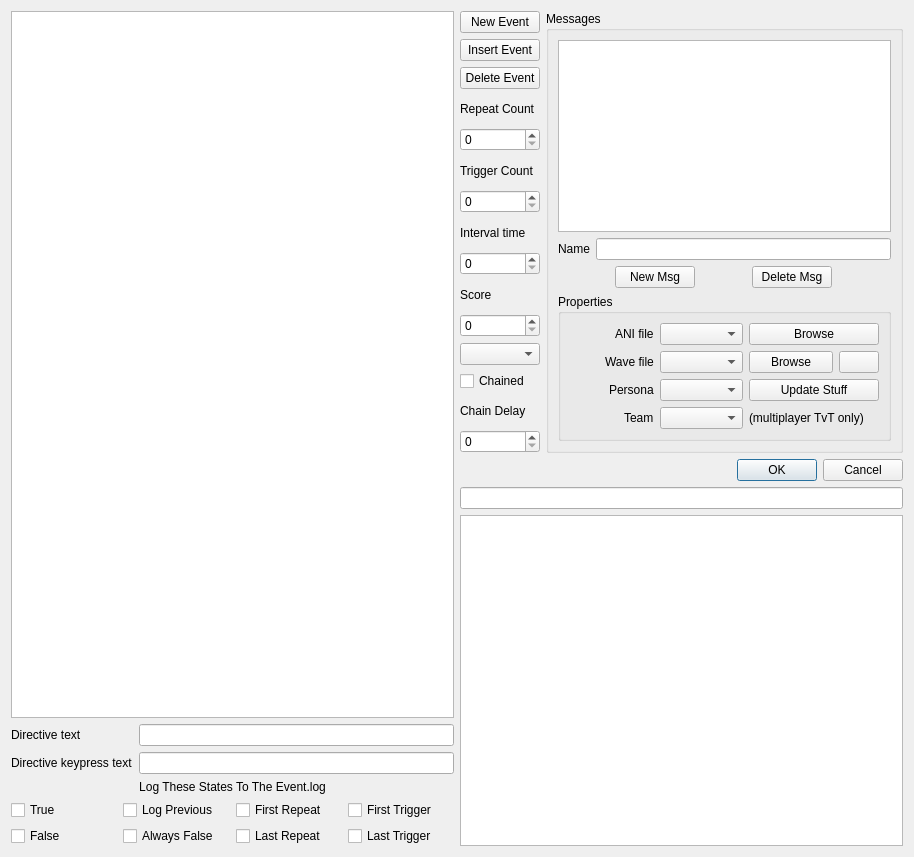
Old version of the form qtfred/ui/EventDialog.ui in the repository scp-fs2open/fs2open.github.com.
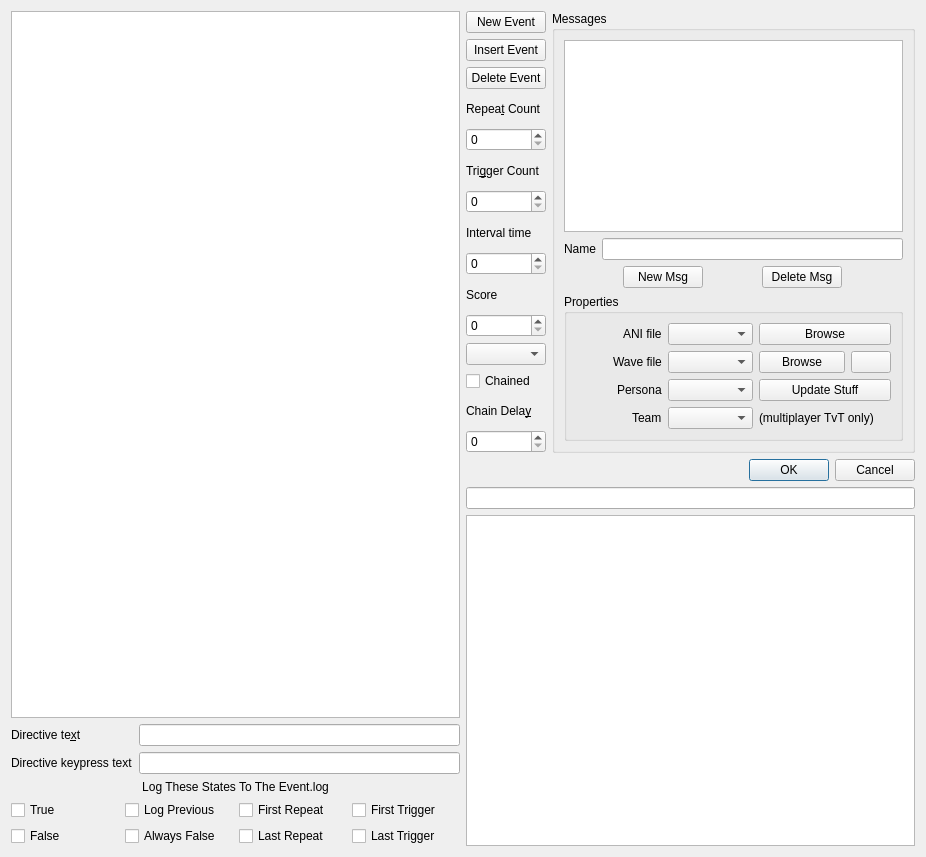
New version of the form. Icons and pictures are not drawn.

Commit message: Add buddies settings to EventDialog form

The edit to the form file:
```diff
--- a/qtfred/ui/EventDialog.ui
+++ b/qtfred/ui/EventDialog.ui
@@ -6,7 +6,7 @@
    <rect>
     <x>0</x>
     <y>0</y>
-    <width>914</width>
+    <width>926</width>
     <height>857</height>
    </rect>
   </property>
@@ -33,7 +33,10 @@
          <item row="0" column="0">
           <widget class="QLabel" name="label">
            <property name="text">
-            <string>Directive text</string>
+            <string>Directive te&amp;xt</string>
+           </property>
+           <property name="buddy">
+            <cstring>editDirectiveText</cstring>
            </property>
           </widget>
          </item>
@@ -156,7 +159,10 @@
        <item row="4" column="0">
         <widget class="QLabel" name="label_4">
          <property name="text">
-          <string>Repeat Count</string>
+          <string>Repea&amp;t Count</string>
+         </property>
+         <property name="buddy">
+          <cstring>spinBox</cstring>
          </property>
         </widget>
        </item>
@@ -205,7 +211,10 @@
        <item row="6" column="0">
         <widget class="QLabel" name="label_5">
          <property name="text">
-          <string>Trigger Count</string>
+          <string>Tri&amp;gger Count</string>
+         </property>
+         <property name="buddy">
+          <cstring>spinBox_2</cstring>
          </property>
         </widget>
        </item>
@@ -242,7 +251,10 @@
        <item row="14" column="0">
         <widget class="QLabel" name="label_8">
          <property name="text">
-          <string>Chain Delay</string>
+          <string>Chain Dela&amp;y</string>
+         </property>
+         <property name="buddy">
+          <cstring>spinBox_5</cstring>
          </property>
         </widget>
        </item>
```
Left out of the diff: 24 changed lines with no effect on the pictures.
